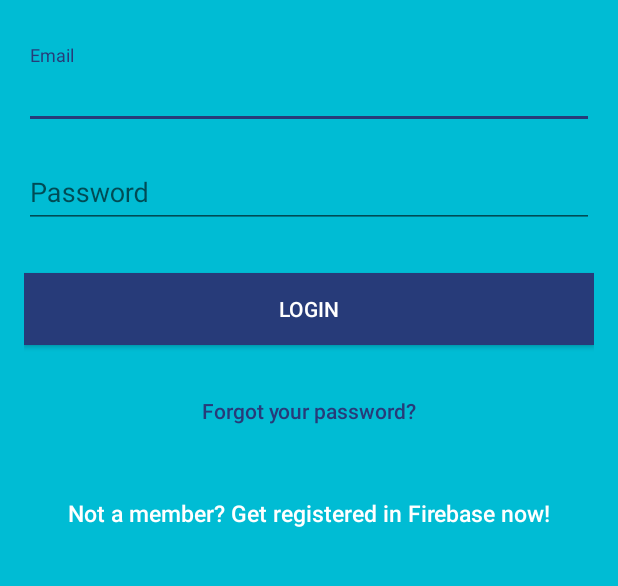
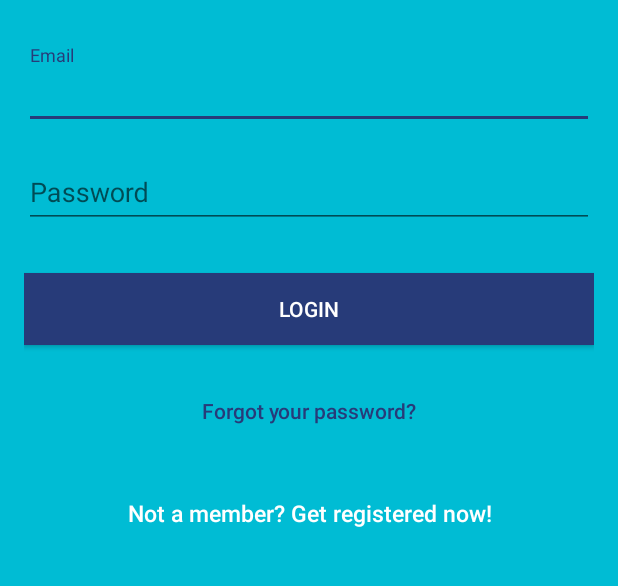
Before and after one commit to farouqmustapha/pulseRescue, an Android app: the screen it shows after launch (LoginActivity), on a phone screen of 412 x 824 dp, the part 460-1046 px from its top. Run offline under Robolectric (Android 15) with nearby library versions, the phone set to English and light mode, and no system bars; our stand-ins replace Firebase (no records; nobody signed in at launch, a user with empty details on screens opened directly).

Commit message:
login page UI

```diff
--- a/app/src/main/res/values/strings.xml
+++ b/app/src/main/res/values/strings.xml
@@ -7,7 +7,7 @@
     <string name="hint_email">Email</string>
     <string name="hint_password">Password</string>
     <string name="btn_login">LOGIN</string>
-    <string name="btn_link_to_register">Not a member? Get registered in Firebase now!</string>
+    <string name="btn_link_to_register">Not a member? Get registered now!</string>
     <string name="btn_link_to_login">Already registered. Login Me!</string>
     <string name="btn_forgot_password">Forgot your password?</string>
     <string name="btn_reset_password">Reset Password</string>
```
Also changed, not shown: app/src/main/java/farouqmustapha/pulserescue/RequestInfoActivity.java (+2 -12 lines).
